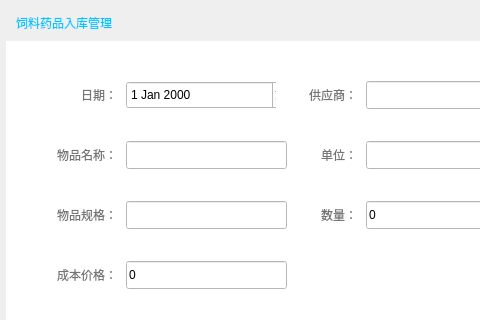
Qt form ChuangfengDesktop/AddFeedStoreWidget.ui (asdlei99/chuangfengdesktop) before a commit; both pictures show x 0 to 480 and y 0 to 320 of the 600 by 673 pixel window.
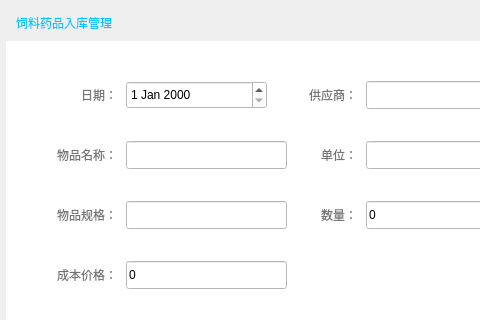
The same form after that commit.

```diff
--- a/ChuangfengDesktop/AddFeedStoreWidget.ui
+++ b/ChuangfengDesktop/AddFeedStoreWidget.ui
@@ -156,7 +156,7 @@
        <rect>
         <x>120</x>
         <y>40</y>
-        <width>161</width>
+        <width>141</width>
         <height>28</height>
        </rect>
       </property>
```
